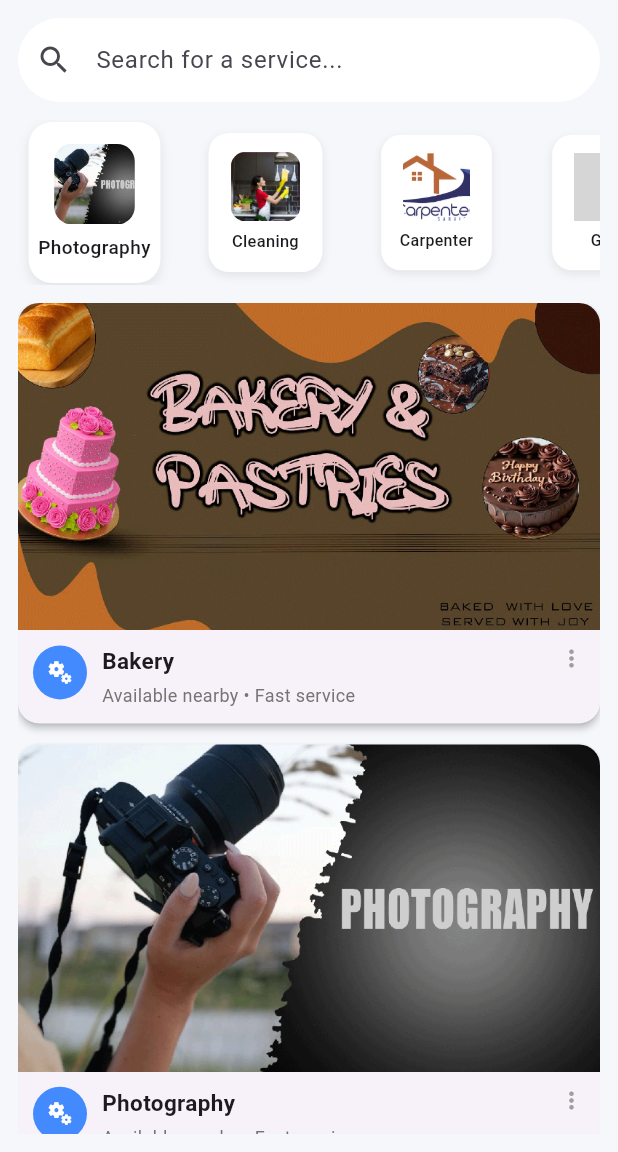
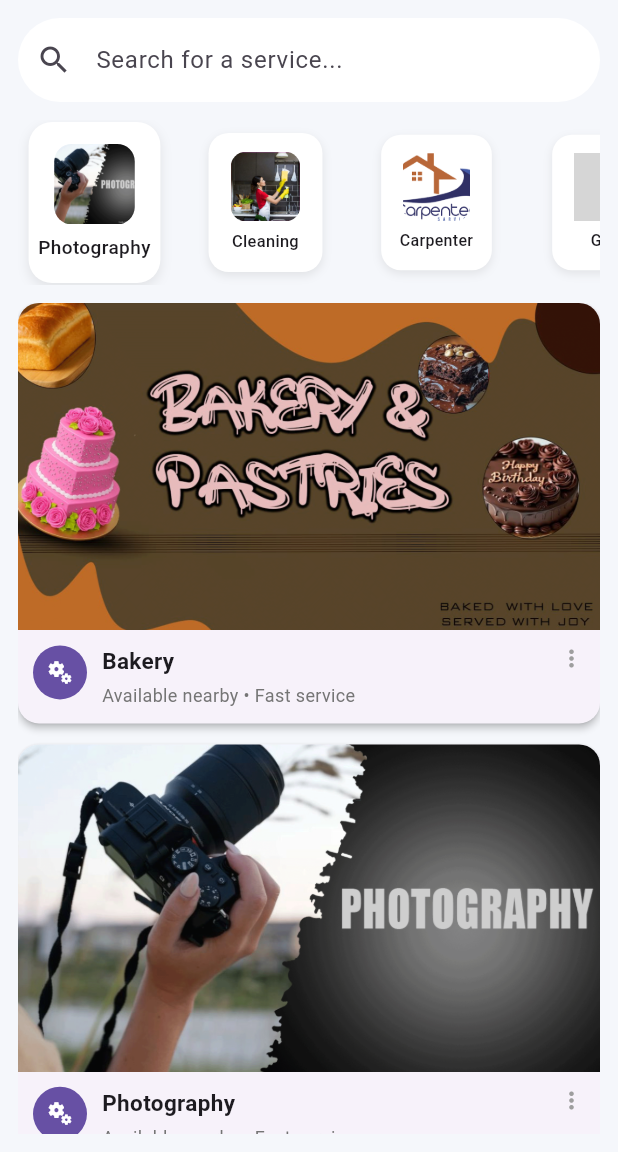
Before and after one commit to murkar321/callme, a Flutter app: the HomePage screen opened by its route, on a phone screen of 412 x 824 dp, the part 84-1236 px from its top. Run offline on Flutter 3.47's test engine with Material 3 defaults, Android fonts, the phone set to English and light mode, and no system bars; our stand-ins replace cloud_firestore, firebase_auth, firebase_core, geocoding, geolocator, google_maps_flutter and 2 more; accounts and stored records are empty; grey boxes are pictures that could not be loaded.

Commit message:
update changes

```diff
--- a/lib/screens/cart.dart
+++ b/lib/models/cart.dart
@@ -2,4 +2,7 @@ import '../models/service_product.dart';
 
 class Cart {
   static List<ServiceProduct> items = [];
+
+  // product -> quantity
+  static Map<ServiceProduct, int> quantities = {};
 }
--- a/lib/models/service_category.dart
+++ b/lib/models/service_category.dart
@@ -1,6 +1,13 @@
+import 'package:flutter/material.dart';
+
 class ServiceCategory {
   final String name;
-  final String imagePath;
+  final String? imagePath; // for Home page
+  final IconData? icon; // for Business page
 
-  ServiceCategory({required this.name, required this.imagePath});
+  ServiceCategory({
+    required this.name,
+    this.imagePath,
+    this.icon,
+  });
 }
--- a/lib/widgets/category_card.dart
+++ b/lib/widgets/category_card.dart
@@ -2,20 +2,27 @@ import 'package:flutter/material.dart';
 
 class CategoryCard extends StatelessWidget {
   final String name;
-  final String imagePath;
+
+  // HomePage uses this
+  final String? imagePath;
+
+  // BusinessPage uses this
+  final IconData? icon;
+
   final bool showName; // true = horizontal, false = vertical
 
   const CategoryCard({
     super.key,
     required this.name,
-    required this.imagePath,
+    this.imagePath,
+    this.icon,
     this.showName = true,
   });
 
   @override
   Widget build(BuildContext context) {
+    // 🔹 HORIZONTAL CARD
     if (showName) {
-      // 🔹 HORIZONTAL CARD (UNCHANGED LOGIC)
       return Container(
         width: 90,
         margin: const EdgeInsets.symmetric(horizontal: 6),
@@ -35,12 +42,17 @@ class CategoryCard extends StatelessWidget {
           children: [
             ClipRRect(
               borderRadius: BorderRadius.circular(12),
-              child: Image.asset(
-                imagePath,
+              child: (imagePath != null && imagePath!.isNotEmpty)
+                  ? Image.asset(
+                      imagePath!,
                       height: 55,
                       width: 55,
                       fit: BoxFit.cover,
-                cacheWidth: 200,
+                    )
+                  : Icon(
+                      icon ?? Icons.miscellaneous_services,
+                      size: 40,
+                      color: Theme.of(context).primaryColor,
                     ),
             ),
             const SizedBox(height: 6),
@@ -57,7 +69,7 @@ class CategoryCard extends StatelessWidget {
       );
     }
 
-    // 🔹 VERTICAL CARD (YOUTUBE STYLE)
+    // 🔹 VERTICAL CARD
     return Card(
       elevation: 2,
       margin: EdgeInsets.zero,
@@ -68,39 +80,40 @@ class CategoryCard extends StatelessWidget {
       child: Column(
         crossAxisAlignment: CrossAxisAlignment.start,
         children: [
-          // 🖼 Thumbnail (16:9)
+          // 🖼 Thumbnail
           AspectRatio(
             aspectRatio: 16 / 9,
-            child: Image.asset(
-              imagePath,
+            child: Center(
+              child: (imagePath != null && imagePath!.isNotEmpty)
+                  ? Image.asset(
+                      imagePath!,
                       fit: BoxFit.cover,
-              cacheWidth: 800,
-              errorBuilder: (_, __, ___) => const Center(
-                child: Icon(Icons.image_not_supported),
+                      width: double.infinity,
+                    )
+                  : Icon(
+                      icon ?? Icons.miscellaneous_services,
+                      size: 48,
+                      color: Theme.of(context).primaryColor,
                     ),
             ),
           ),
 
-          // 📄 Info section (like YouTube)
+          // 📄 Info section
           Padding(
             padding: const EdgeInsets.all(10),
             child: Row(
               crossAxisAlignment: CrossAxisAlignment.start,
               children: [
-                // Left icon (channel-style)
-                const CircleAvatar(
+                CircleAvatar(
                   radius: 18,
-                  backgroundColor: Colors.blueAccent,
+                  backgroundColor: Theme.of(context).primaryColor,
                   child: Icon(
-                    Icons.miscellaneous_services,
+                    icon ?? Icons.miscellaneous_services,
                     size: 18,
                     color: Colors.white,
                   ),
                 ),
-
                 const SizedBox(width: 10),
-
-                // Title + subtitle
                 Expanded(
                   child: Column(
                     crossAxisAlignment: CrossAxisAlignment.start,
@@ -125,8 +138,6 @@ class CategoryCard extends StatelessWidget {
                     ],
                   ),
                 ),
-
-                // More options icon
                 const Icon(
                   Icons.more_vert,
                   size: 18,
```
Also changed, not shown: lib/models/service_products.dart (+12 -6 lines), lib/screens/ProductDetailPage.dart (deleted, +0 -152 lines), lib/screens/booking_page.dart (+26 -21 lines), lib/screens/business_page.dart (+37 -74 lines), lib/screens/service_detail_page.dart (+68 -114 lines). Lines whose indentation alone changed are shown as unchanged.
